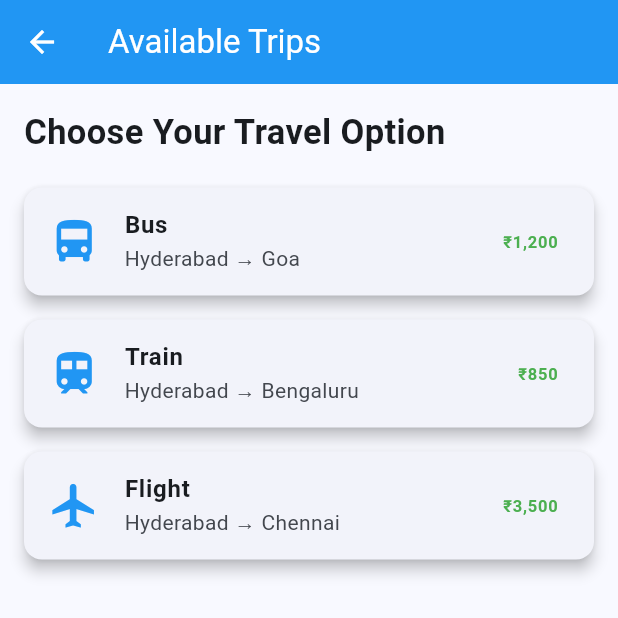
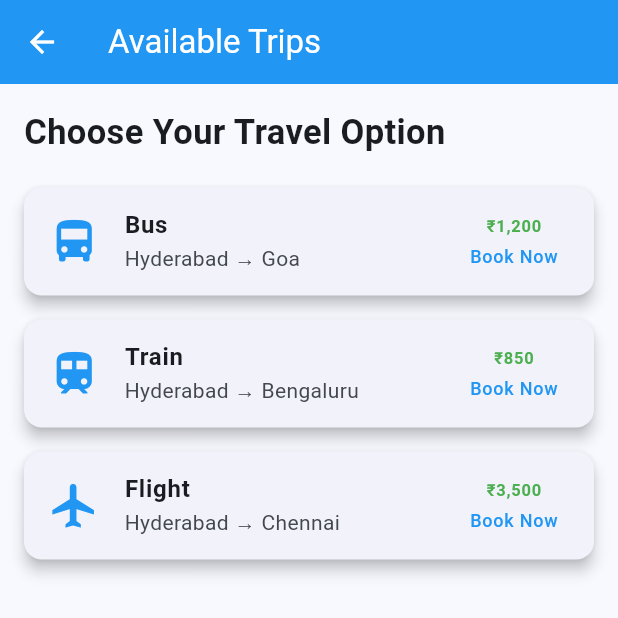
Before and after one commit to meghanaemmadi00-commits/VoyageX, a Flutter app: the SearchResultsScreen screen opened directly, on a phone screen of 412 x 824 dp, the top half of it. Run offline on Flutter 3.47's test engine with Material 3 defaults, Android fonts, the light colour scheme and no system bars.

Commit message:
Created booking and search screens

```diff
--- a/lib/screens/search_results_screen.dart
+++ b/lib/screens/search_results_screen.dart
@@ -1,4 +1,6 @@
+
 import 'package:flutter/material.dart';
+import 'booking_screen.dart';
 
 class SearchResultsScreen extends StatelessWidget {
   const SearchResultsScreen({super.key});
@@ -24,6 +26,7 @@ class SearchResultsScreen extends StatelessWidget {
           const SizedBox(height: 20),
 
           travelCard(
+            context,
             'Bus',
             'Hyderabad → Goa',
             '₹1,200',
@@ -31,6 +34,7 @@ class SearchResultsScreen extends StatelessWidget {
           ),
 
           travelCard(
+            context,
             'Train',
             'Hyderabad → Bengaluru',
             '₹850',
@@ -38,6 +42,7 @@ class SearchResultsScreen extends StatelessWidget {
           ),
 
           travelCard(
+            context,
             'Flight',
             'Hyderabad → Chennai',
             '₹3,500',
@@ -49,24 +54,56 @@ class SearchResultsScreen extends StatelessWidget {
   }
 
   Widget travelCard(
-      String type, String route, String price, IconData icon) {
+    BuildContext context,
+    String type,
+    String route,
+    String price,
+    IconData icon,
+  ) {
     return Card(
       margin: const EdgeInsets.only(bottom: 16),
       elevation: 4,
       child: ListTile(
-        leading: Icon(icon, color: Colors.blue, size: 35),
+        leading: Icon(
+          icon,
+          color: Colors.blue,
+          size: 35,
+        ),
         title: Text(
           type,
-          style: const TextStyle(fontWeight: FontWeight.bold),
-        ),
-        subtitle: Text(route),
-        trailing: Text(
-          price,
           style: const TextStyle(
-            color: Colors.green,
             fontWeight: FontWeight.bold,
           ),
         ),
+        subtitle: Text(route),
+        trailing: Column(
+          mainAxisAlignment: MainAxisAlignment.center,
+          children: [
+            Text(
+              price,
+              style: const TextStyle(
+                color: Colors.green,
+                fontWeight: FontWeight.bold,
+              ),
+            ),
+            const SizedBox(height: 4),
+            const Text(
+              'Book Now',
+              style: TextStyle(
+                color: Colors.blue,
+                fontSize: 12,
+              ),
+            ),
+          ],
+        ),
+        onTap: () {
+          Navigator.push(
+            context,
+            MaterialPageRoute(
+              builder: (context) => const BookingScreen(),
+            ),
+          );
+        },
       ),
     );
   }
```
Also changed, not shown: lib/main.dart (+18 -8 lines), lib/screens/booking_screen.dart (added, +73 -0 lines).
